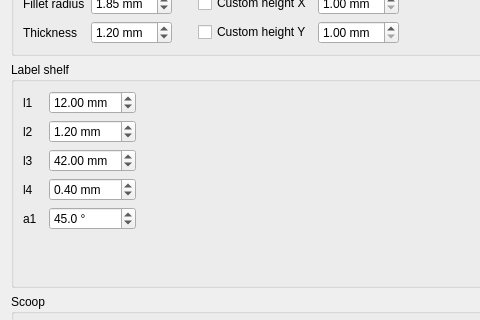
Old version of the form freecad/gridfinity_workbench/ui/preferences-features.ui in the repository Stu142/FreeCAD-Gridfinity-Workbench; both pictures show x 0 to 480 and y 147 to 467 of the 782 by 692 pixel window.
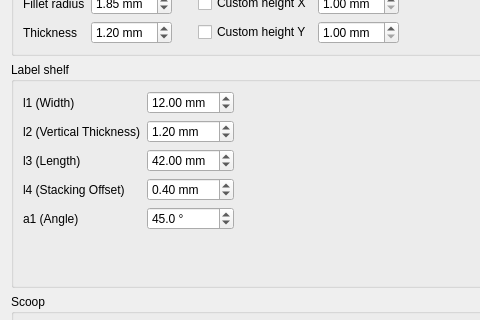
New version of the form. Icons and pictures are not drawn. Custom widgets are drawn as their Qt base class.

Diff of the .ui file:
```diff
--- a/freecad/gridfinity_workbench/ui/preferences-features.ui
+++ b/freecad/gridfinity_workbench/ui/preferences-features.ui
@@ -346,7 +346,7 @@
       <item row="2" column="0">
        <widget class="QLabel" name="PartsBinLabelShelfLengthLabel">
         <property name="text">
-         <string>l3</string>
+         <string>l3 (Length)</string>
         </property>
        </widget>
       </item>
@@ -375,14 +375,14 @@
       <item row="3" column="0">
        <widget class="QLabel" name="PartsBinLabelShelfStackingOffsetLabel">
         <property name="text">
-         <string>l4</string>
+         <string>l4 (Stacking Offset)</string>
         </property>
        </widget>
       </item>
       <item row="1" column="0">
        <widget class="QLabel" name="PartsBinLabelShelfVerticalThicknessLabel">
         <property name="text">
-         <string>l2</string>
+         <string>l2 (Vertical Thickness)</string>
         </property>
        </widget>
       </item>
@@ -443,7 +443,7 @@
       <item row="0" column="0">
        <widget class="QLabel" name="PartsBinLabelShelfWidthLabel">
         <property name="text">
-         <string>l1</string>
+         <string>l1 (Width)</string>
         </property>
        </widget>
       </item>
@@ -513,7 +513,7 @@
       <item row="4" column="0">
        <widget class="QLabel" name="PartsBinLabelShelfAngleLabel">
         <property name="text">
-         <string>a1</string>
+         <string>a1 (Angle)</string>
         </property>
        </widget>
       </item>
```
